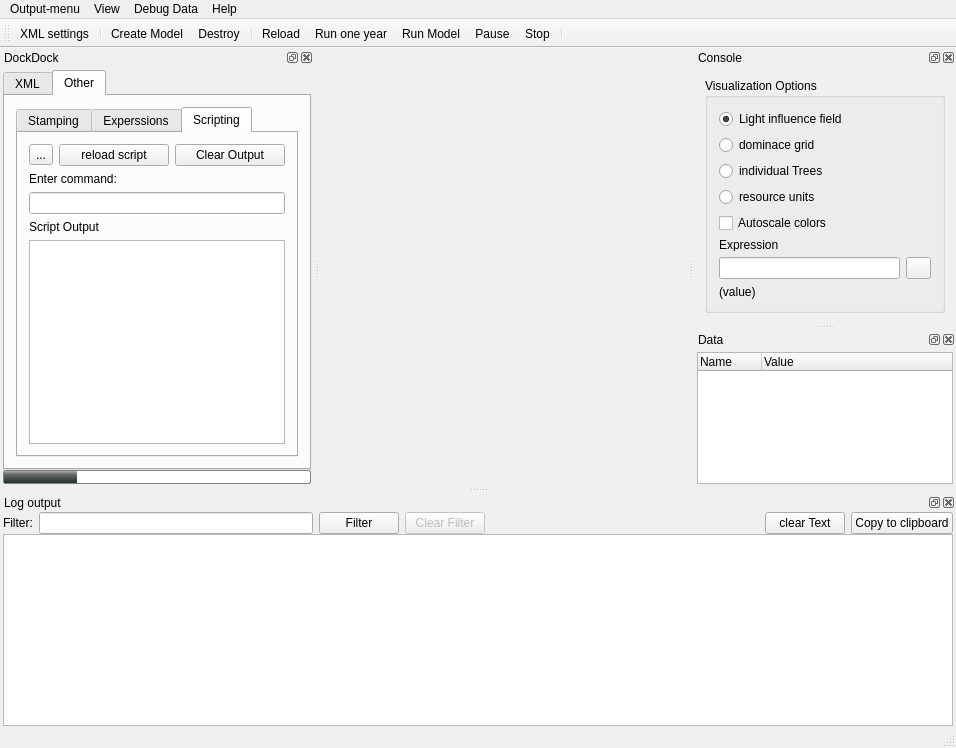
edfm-tum/iland-model, file src/iland/mainwindow.ui: the form before one commit.
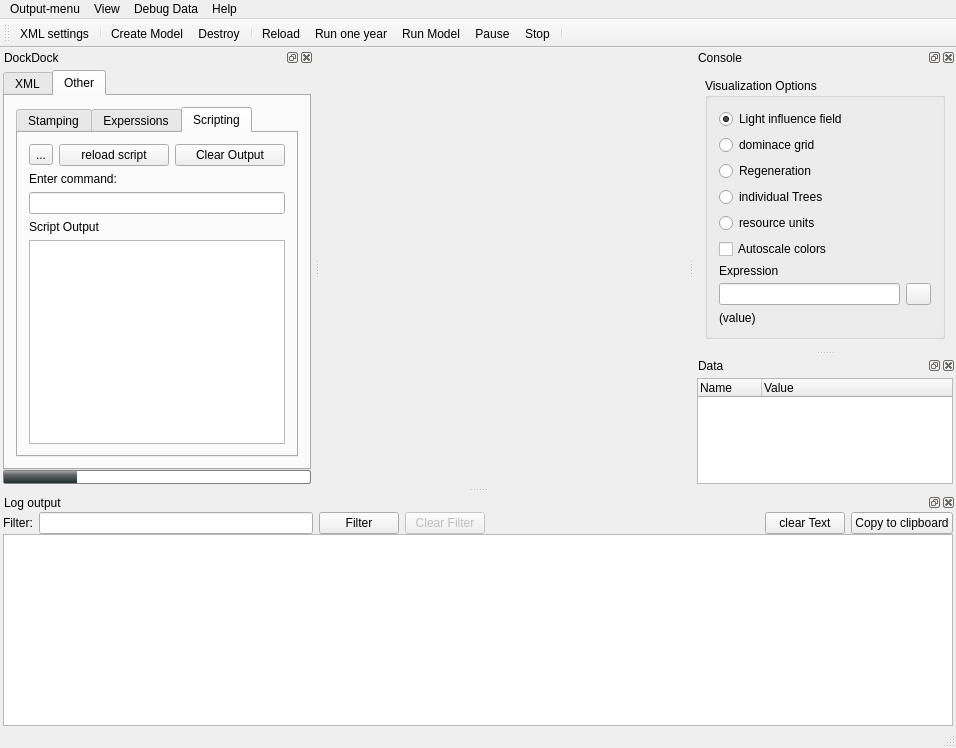
The form after the commit. Icons and pictures are not drawn. Custom widgets are drawn as their Qt base class.

```diff
--- a/src/iland/mainwindow.ui
+++ b/src/iland/mainwindow.ui
@@ -627,21 +627,21 @@
           </property>
          </widget>
         </item>
-        <item row="2" column="0" colspan="2">
+        <item row="3" column="0" colspan="2">
          <widget class="QRadioButton" name="visImpact">
           <property name="text">
            <string>individual Trees</string>
           </property>
          </widget>
         </item>
-        <item row="4" column="0" colspan="3">
+        <item row="5" column="0" colspan="3">
          <widget class="QCheckBox" name="visAutoScale">
           <property name="text">
            <string>Autoscale colors</string>
           </property>
          </widget>
         </item>
-        <item row="5" column="0">
+        <item row="8" column="0">
          <widget class="QLabel" name="label_4">
           <property name="maximumSize">
            <size>
@@ -654,10 +654,10 @@
           </property>
          </widget>
         </item>
-        <item row="6" column="0" colspan="2">
+        <item row="9" column="0" colspan="2">
          <widget class="QLineEdit" name="lTreeExpr"/>
         </item>
-        <item row="6" column="2">
+        <item row="9" column="2">
          <widget class="QPushButton" name="pbExecExpression">
           <property name="maximumSize">
            <size>
@@ -680,7 +680,7 @@
           </property>
          </widget>
         </item>
-        <item row="7" column="0" colspan="3">
+        <item row="10" column="0" colspan="3">
          <widget class="QLabel" name="fonValue">
           <property name="text">
            <string>(value)</string>
@@ -694,13 +694,20 @@
           </property>
          </widget>
         </item>
-        <item row="3" column="0" colspan="2">
+        <item row="4" column="0" colspan="2">
          <widget class="QRadioButton" name="visResourceUnits">
           <property name="text">
            <string>resource units</string>
           </property>
          </widget>
         </item>
+        <item row="2" column="0">
+         <widget class="QRadioButton" name="visRegeneration">
+          <property name="text">
+           <string>Regeneration</string>
+          </property>
+         </widget>
+        </item>
        </layout>
       </widget>
      </item>
```
